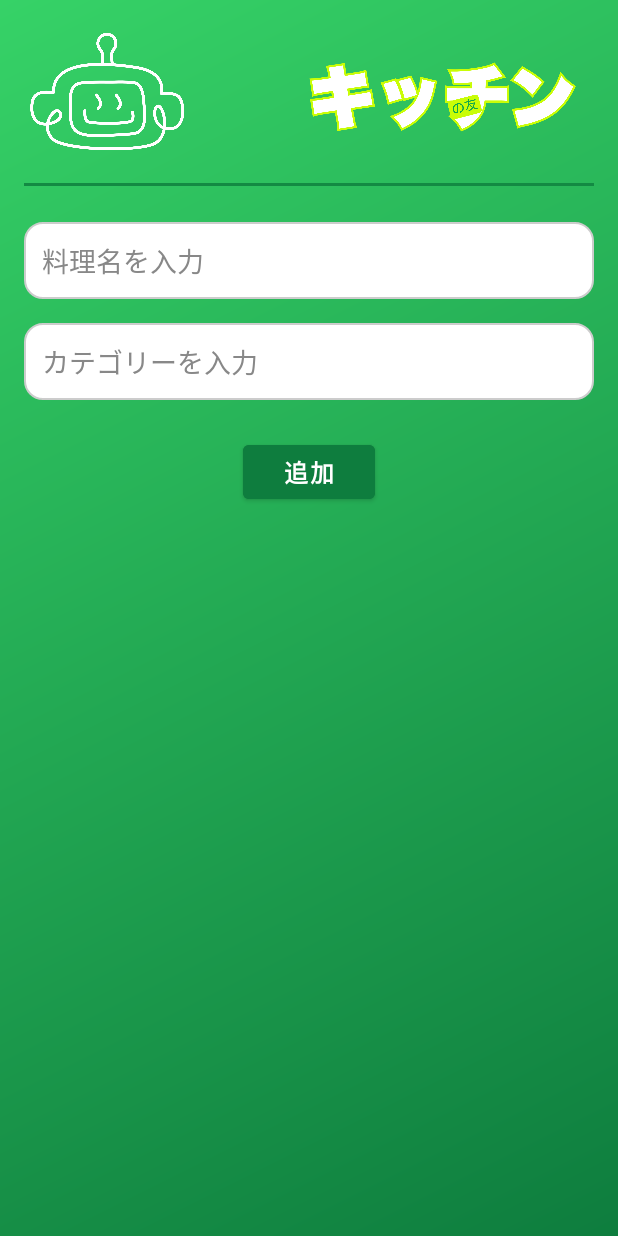
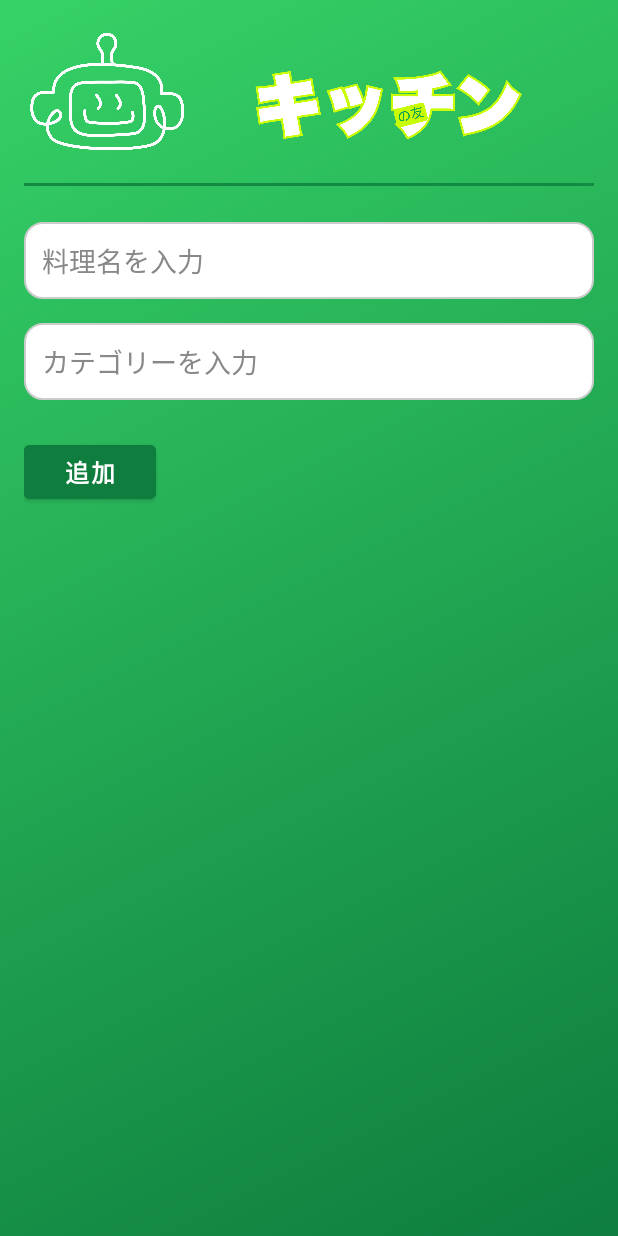
Before and after one commit to ronloheo123/KitchennoTomo, an Android app: the AddActivity screen opened directly, with no data from a screen before it, on a phone screen of 412 x 824 dp. Run offline under Robolectric (Android 15) with nearby library versions, the phone set to English and light mode, and no system bars.

Commit message:
Fixed Layout

```diff
--- a/app/src/main/java/com/example/kitchennotomo/AddActivity.java
+++ b/app/src/main/java/com/example/kitchennotomo/AddActivity.java
@@ -5,6 +5,7 @@ import android.widget.Button;
 import android.widget.EditText;
 import android.widget.Toast;
 
+import androidx.activity.EdgeToEdge;
 import androidx.appcompat.app.AppCompatActivity;
 
 public class AddActivity extends AppCompatActivity {
@@ -15,6 +16,7 @@ public class AddActivity extends AppCompatActivity {
     @Override
     protected void onCreate(Bundle savedInstanceState) {
         super.onCreate(savedInstanceState);
+        EdgeToEdge.enable(this);
         setContentView(R.layout.activity_add); // layout chứa 2 EditText và nút ADD
 
         foodName = findViewById(R.id.foodname);
--- a/app/src/main/res/layout/activity_add.xml
+++ b/app/src/main/res/layout/activity_add.xml
@@ -26,10 +26,8 @@
         android:contentDescription="logo right"
         app:layout_constraintBottom_toTopOf="@+id/divider"
         app:layout_constraintEnd_toEndOf="parent"
-        app:layout_constraintHorizontal_bias="1.0"
         app:layout_constraintStart_toEndOf="@+id/ivHeaderLeft"
         app:layout_constraintTop_toTopOf="parent"
-        app:layout_constraintVertical_bias="0.0"
         app:srcCompat="@drawable/iconchu" />
 
     <View
@@ -42,36 +40,46 @@
         app:layout_constraintStart_toStartOf="parent"
         app:layout_constraintTop_toBottomOf="@id/ivHeaderLeft" />
 
+    <!-- Dùng ScrollView để full màn khi bàn phím mở -->
+    <ScrollView
+        android:id="@+id/scrollView"
+        android:layout_width="0dp"
+        android:layout_height="0dp"
+        android:fillViewport="true"
+        app:layout_constraintTop_toBottomOf="@id/divider"
+        app:layout_constraintBottom_toBottomOf="parent"
+        app:layout_constraintStart_toStartOf="parent"
+        app:layout_constraintEnd_toEndOf="parent">
+
+    <LinearLayout
+        android:layout_width="match_parent"
+        android:layout_height="wrap_content"
+        android:orientation="vertical">
+
     <!-- Tên món ăn -->
     <EditText
         android:id="@+id/foodname"
-        android:layout_width="0dp"
+        android:layout_width="match_parent"
         android:layout_height="wrap_content"
         android:hint="料理名を入力"
         android:inputType="text"
-        android:textColor="@android:color/black"
+        android:background="@drawable/bg_edittext"
+        android:textColor="@color/textPrimary"
         android:textColorHint="@color/grayText"
-        android:background="@drawable/bg_edittext"
         android:padding="12dp"
-        app:layout_constraintTop_toBottomOf="@id/divider"
-        app:layout_constraintStart_toStartOf="parent"
-        app:layout_constraintEnd_toEndOf="parent"
         android:layout_marginTop="24dp" />
 
     <!-- Loại món -->
     <EditText
         android:id="@+id/foodcategory"
-        android:layout_width="0dp"
+        android:layout_width="match_parent"
         android:layout_height="wrap_content"
         android:hint="カテゴリーを入力"
         android:inputType="text"
-        android:textColor="@android:color/black"
+        android:background="@drawable/bg_edittext"
+        android:textColor="@color/textPrimary"
         android:textColorHint="@color/grayText"
-        android:background="@drawable/bg_edittext"
         android:padding="12dp"
-        app:layout_constraintTop_toBottomOf="@id/foodname"
-        app:layout_constraintStart_toStartOf="parent"
-        app:layout_constraintEnd_toEndOf="parent"
         android:layout_marginTop="16dp" />
 
     <!-- Nút Add -->
@@ -90,5 +98,7 @@
         app:layout_constraintStart_toStartOf="parent"
         app:layout_constraintEnd_toEndOf="parent"
         android:layout_marginTop="24dp" />
+    </LinearLayout>
+    </ScrollView>
 
 </androidx.constraintlayout.widget.ConstraintLayout>
--- a/app/src/main/res/layout/activity_update.xml
+++ b/app/src/main/res/layout/activity_update.xml
@@ -31,7 +31,6 @@
         app:layout_constraintTop_toTopOf="parent"
         app:layout_constraintVertical_bias="0.0"
         app:srcCompat="@drawable/iconchu" />
-
     <View
         android:id="@+id/divider"
         android:layout_width="0dp"
@@ -47,11 +46,11 @@
         android:id="@+id/foodnameupdate"
         android:layout_width="0dp"
         android:layout_height="wrap_content"
-        android:hint="料理名を編集"
+        android:hint="料理名を入力"
         android:inputType="text"
-        android:textColor="@android:color/black"
+        android:background="@drawable/bg_edittext"
+        android:textColor="@color/textPrimary"
         android:textColorHint="@color/grayText"
-        android:background="@drawable/bg_edittext"
         android:padding="12dp"
         app:layout_constraintTop_toBottomOf="@id/divider"
         app:layout_constraintStart_toStartOf="parent"
@@ -63,11 +62,11 @@
         android:id="@+id/foodcategoryupdate"
         android:layout_width="0dp"
         android:layout_height="wrap_content"
-        android:hint="カテゴリーを編集"
+        android:hint="カテゴリーを入力"
         android:inputType="text"
-        android:textColor="@android:color/black"
+        android:background="@drawable/bg_edittext"
+        android:textColor="@color/textPrimary"
         android:textColorHint="@color/grayText"
-        android:background="@drawable/bg_edittext"
         android:padding="12dp"
         app:layout_constraintTop_toBottomOf="@id/foodnameupdate"
         app:layout_constraintStart_toStartOf="parent"
```
